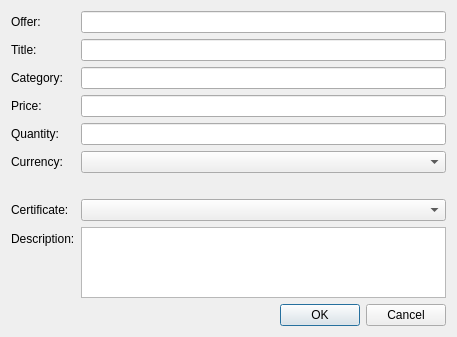
Before: the Qt Designer form src/qt/forms/editofferdialog.ui in syscoin/syscoin1, drawn with Qt 5.
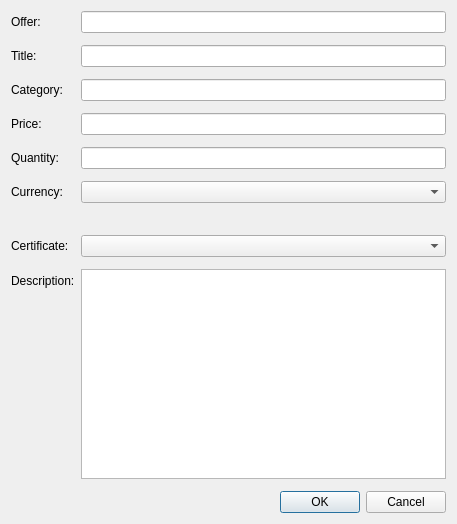
After: the same form once the commit is applied.

```diff
--- a/src/qt/forms/editofferdialog.ui
+++ b/src/qt/forms/editofferdialog.ui
@@ -7,7 +7,7 @@
     <x>0</x>
     <y>0</y>
     <width>457</width>
-    <height>337</height>
+    <height>524</height>
    </rect>
   </property>
   <property name="windowTitle">
@@ -36,7 +36,7 @@
        </property>
       </widget>
      </item>
-     <item row="1" column="0">
+     <item row="2" column="0">
       <widget class="QLabel" name="label_2">
        <property name="text">
         <string>Title:</string>
@@ -46,82 +46,82 @@
        </property>
       </widget>
      </item>
-     <item row="1" column="1">
+     <item row="2" column="1">
       <widget class="QLineEdit" name="nameEdit">
        <property name="toolTip">
         <string>The certificate name.</string>
        </property>
       </widget>
      </item>
-     <item row="2" column="0">
+     <item row="4" column="0">
       <widget class="QLabel" name="categoryLabel">
        <property name="text">
         <string>Category:</string>
        </property>
       </widget>
      </item>
-     <item row="2" column="1">
+     <item row="4" column="1">
       <widget class="QLineEdit" name="categoryEdit"/>
      </item>
-     <item row="3" column="0">
+     <item row="6" column="0">
       <widget class="QLabel" name="priceLabel">
        <property name="text">
         <string>Price:</string>
        </property>
       </widget>
      </item>
-     <item row="3" column="1">
+     <item row="6" column="1">
       <widget class="QLineEdit" name="priceEdit"/>
      </item>
-     <item row="4" column="0">
+     <item row="8" column="0">
       <widget class="QLabel" name="qtyLabel">
        <property name="text">
         <string>Quantity:</string>
        </property>
       </widget>
      </item>
-     <item row="4" column="1">
+     <item row="8" column="1">
       <widget class="QLineEdit" name="qtyEdit"/>
      </item>
-     <item row="5" column="0">
+     <item row="10" column="0">
       <widget class="QLabel" name="currencyLabel">
        <property name="text">
         <string>Currency:</string>
        </property>
       </widget>
      </item>
-     <item row="5" column="1">
+     <item row="10" column="1">
       <widget class="QComboBox" name="currencyEdit">
        <property name="editable">
         <bool>false</bool>
        </property>
       </widget>
      </item>
-     <item row="11" column="0">
+     <item row="17" column="0">
       <widget class="QLabel" name="descriptionLabel">
        <property name="text">
         <string>Description:</string>
        </property>
       </widget>
      </item>
-     <item row="11" column="1">
+     <item row="17" column="1">
       <widget class="QPlainTextEdit" name="descriptionEdit">
        <property name="tabChangesFocus">
         <bool>true</bool>
        </property>
       </widget>
      </item>
-     <item row="7" column="1">
+     <item row="13" column="1">
       <widget class="QComboBox" name="certEdit"/>
      </item>
-     <item row="7" column="0">
+     <item row="13" column="0">
       <widget class="QLabel" name="certLabel">
        <property name="text">
         <string>Certificate:</string>
        </property>
       </widget>
      </item>
-     <item row="6" column="1">
+     <item row="12" column="1">
       <widget class="QLabel" name="currencyDisclaimer">
        <property name="text">
         <string/>
@@ -131,6 +131,30 @@
        </property>
       </widget>
      </item>
+     <item row="1" column="1">
+      <layout class="QVBoxLayout" name="verticalLayout_2"/>
+     </item>
+     <item row="3" column="1">
+      <layout class="QVBoxLayout" name="verticalLayout_3"/>
+     </item>
+     <item row="5" column="1">
+      <layout class="QVBoxLayout" name="verticalLayout_4"/>
+     </item>
+     <item row="7" column="1">
+      <layout class="QVBoxLayout" name="verticalLayout_5"/>
+     </item>
+     <item row="9" column="1">
+      <layout class="QVBoxLayout" name="verticalLayout_6"/>
+     </item>
+     <item row="11" column="1">
+      <layout class="QVBoxLayout" name="verticalLayout_7"/>
+     </item>
+     <item row="14" column="1">
+      <layout class="QVBoxLayout" name="verticalLayout_8"/>
+     </item>
+     <item row="18" column="1">
+      <layout class="QVBoxLayout" name="verticalLayout_9"/>
+     </item>
     </layout>
    </item>
    <item>
```
